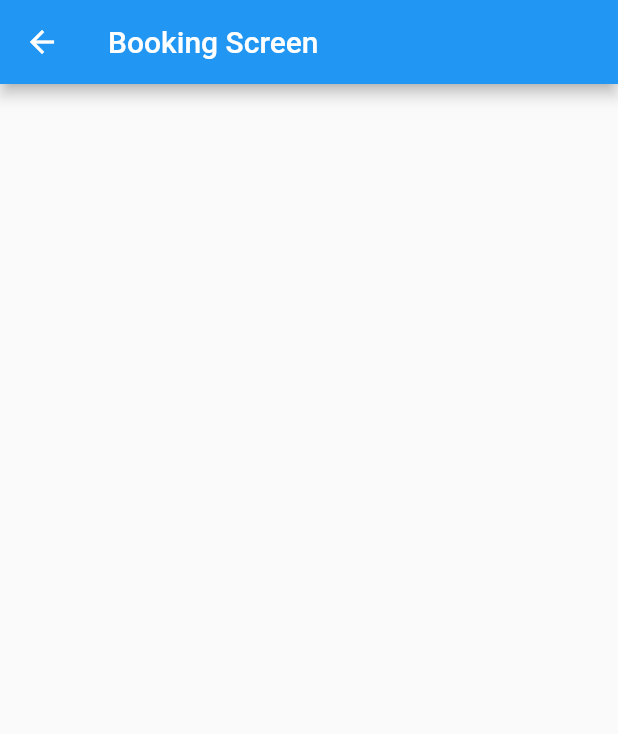
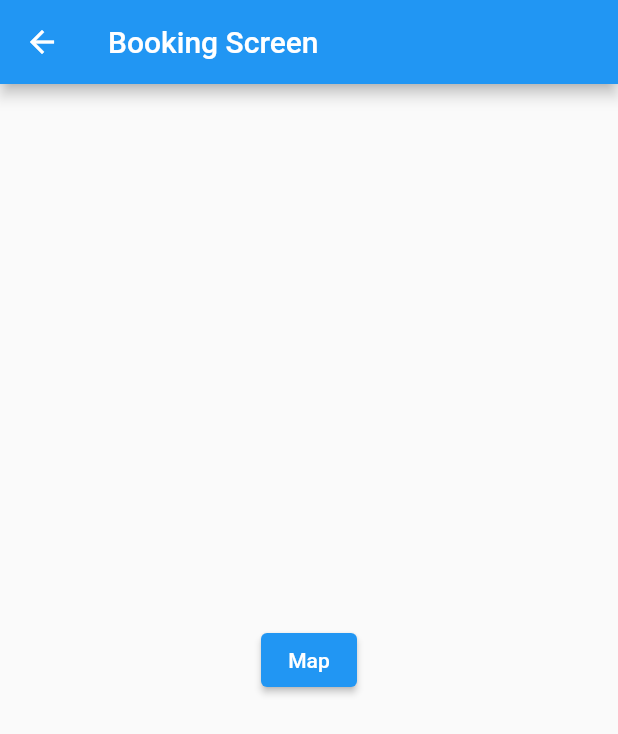
Before and after one commit to rin1652/dat-xe-customer, a Flutter app: the screen it shows after launch, after a tap on "go booking", on a phone screen of 412 x 824 dp. Shown: the top 734 px of the screen. Run offline on Flutter 3.47's test engine with Material 2 defaults, Android fonts, the phone set to English and light mode, and no system bars; our stand-ins replace get, google_maps_flutter, location.

Commit message:
update map

```diff
--- a/lib/modules/booking_module/booking_module.dart
+++ b/lib/modules/booking_module/booking_module.dart
@@ -1 +1,3 @@
 export 'booking_screen.dart';
+export 'booking_view_model.dart';
+export 'google_map/google_map.dart';
--- a/lib/modules/booking_module/booking_screen.dart
+++ b/lib/modules/booking_module/booking_screen.dart
@@ -1,14 +1,25 @@
+import 'package:datxe/modules/booking_module/booking_module.dart';
 import 'package:flutter/material.dart';
+import 'package:get/get.dart';
 
 class BookingScreen extends StatelessWidget {
   const BookingScreen({super.key});
 
   @override
   Widget build(BuildContext context) {
+    BookingViewModel vm = Get.put(BookingViewModel());
     return Scaffold(
       appBar: AppBar(
         title: const Text('Booking Screen'),
       ),
+      body: Center(
+        child: ElevatedButton(
+          child: const Text('Map'),
+          onPressed: () {
+            vm.goGooglemap();
+          },
+        ),
+      ),
     );
   }
 }
--- a/lib/modules/booking_module/booking_view_model.dart
+++ b/lib/modules/booking_module/booking_view_model.dart
@@ -0,0 +1,10 @@
+import 'package:get/get.dart';
+
+import '../../routes/routes.dart';
+
+class BookingViewModel extends GetxController {
+  void goGooglemap() {
+    print('bay tới map');
+    Get.toNamed(Routes.googlemap);
+  }
+}
--- /dev/null
+++ b/lib/modules/booking_module/google_map/google_map.dart
@@ -0,0 +1,2 @@
+export 'google_map_view_model.dart';
+export 'google_map_screen.dart';
--- a/lib/modules/home_module/home_screen.dart
+++ b/lib/modules/home_module/home_screen.dart
@@ -1,12 +1,14 @@
 import 'package:flutter/material.dart';
 import 'package:get/get.dart';
-import 'package:datxe/routes/routes.dart';
+
+import '../modules.dart';
 
 class HomeScreen extends StatelessWidget {
   const HomeScreen({super.key});
 
   @override
   Widget build(BuildContext context) {
+    HomeViewModel c = Get.put(HomeViewModel());
     return Scaffold(
       appBar: AppBar(
         title: const Text('Home'),
@@ -14,7 +16,7 @@ class HomeScreen extends StatelessWidget {
       body: Center(
         child: ElevatedButton(
           onPressed: () {
-            Get.toNamed(Routes.booking);
+            c.goBooking();
           },
           child: const Text('go booking'),
         ),
--- a/lib/modules/modules.dart
+++ b/lib/modules/modules.dart
@@ -1,2 +1,3 @@
 export 'booking_module/booking_module.dart';
 export 'home_module/home_module.dart';
+export 'home_module/home_view_model.dart';
--- a/lib/routes/app_routes.dart
+++ b/lib/routes/app_routes.dart
@@ -3,4 +3,5 @@ part of 'app_pages.dart';
 class Routes {
   static const String home = '/';
   static const String booking = '/booking';
+  static const String googlemap = '/googlemap';
 }
--- /dev/null
+++ b/lib/services/permission/permission.dart
@@ -0,0 +1 @@
+export 'permission_repository.dart';
--- /dev/null
+++ b/lib/services/services.dart
@@ -0,0 +1 @@
+export 'permission/permission.dart';
```
Also changed, not shown: lib/main.dart (+35 -0 lines), lib/modules/booking_module/google_map/google_map_screen.dart (added, +27 -0 lines), lib/modules/booking_module/google_map/google_map_view_model.dart (added, +30 -0 lines), lib/modules/home_module/home_view_model.dart (added, +7 -0 lines), lib/routes/app_pages.dart (+7 -2 lines), lib/services/permission/permission_repository.dart (added, +28 -0 lines).
